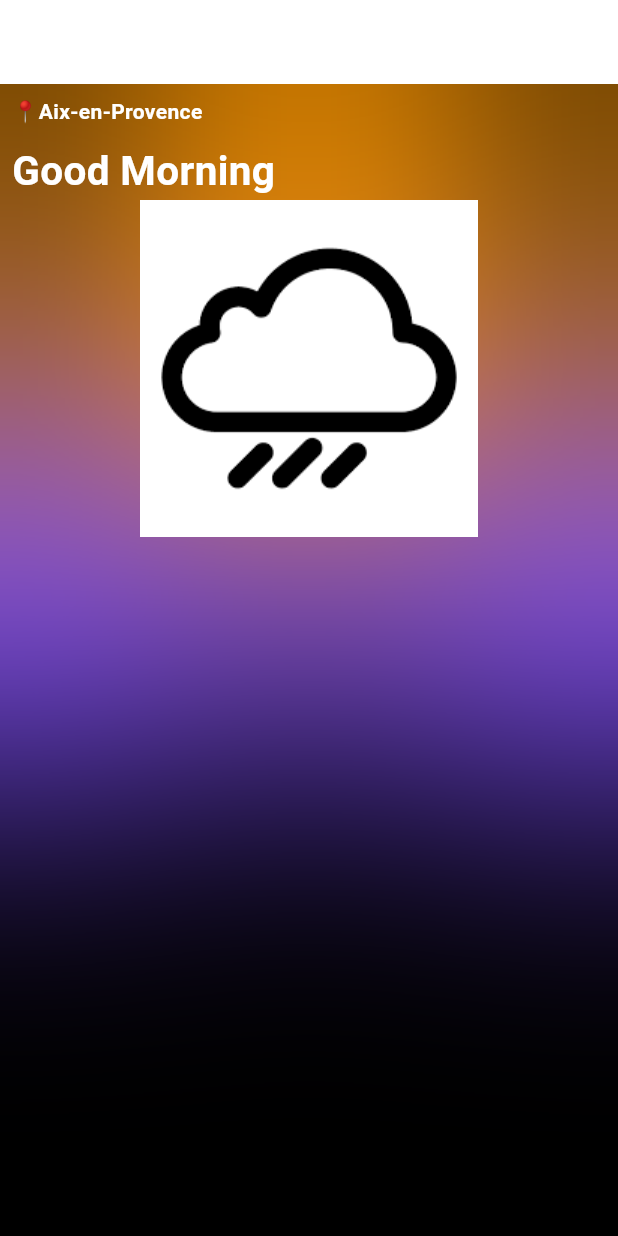
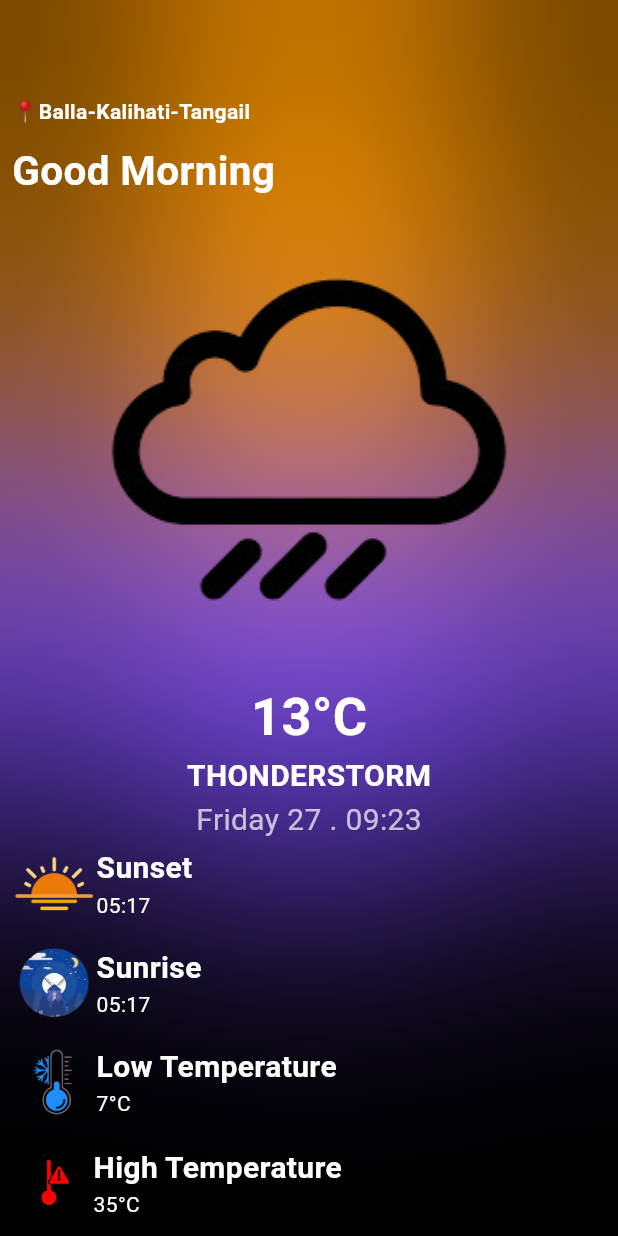
Before and after one commit to sajimhasan/FlutterWeatherPro, a Flutter app: the screen it shows after launch, on a phone screen of 412 x 824 dp. Run offline on Flutter 3.47's test engine with Material 3 defaults, Android fonts, the phone set to English and light mode, and no system bars.

Commit message:
UI finish

```diff
--- a/lib/weather.dart
+++ b/lib/weather.dart
@@ -17,11 +17,13 @@ class _WeatherState extends State<Weather> {
       backgroundColor: Colors.black,
       extendBody: true,
       appBar: AppBar(
-       backgroundColor: Colors.white,
+       backgroundColor: Colors.transparent,
        elevation:0,
        systemOverlayStyle: SystemUiOverlayStyle(
-        statusBarBrightness: Brightness.dark
+        statusBarBrightness: Brightness.dark,
+
        ),
+
       ),
       body: Padding(
         padding: const EdgeInsets.all(8.0),
@@ -32,8 +34,8 @@ class _WeatherState extends State<Weather> {
               Align(
                 alignment: AlignmentDirectional(3, -0.3),
                 child: Container(
-                  height: 300,
-                  width: 300,
+                  height: 400,
+                  width: 400,
                   decoration: BoxDecoration(
                     color: Colors.deepPurpleAccent,
                     shape: BoxShape.circle,
@@ -44,8 +46,8 @@ class _WeatherState extends State<Weather> {
               Align(
                 alignment: AlignmentDirectional(-3, -0.3),
                 child: Container(
-                  height: 300,
-                  width: 300,
+                  height: 400,
+                  width: 400,
                   decoration: BoxDecoration(
                     color: Colors.deepPurpleAccent,
                     shape: BoxShape.circle,
@@ -77,7 +79,7 @@ class _WeatherState extends State<Weather> {
                   child: Column(
                     crossAxisAlignment: CrossAxisAlignment.start,
                     children: [
-                      Text('📍Aix-en-Provence',
+                      Text('📍Balla-Kalihati-Tangail',
                       style: TextStyle(
                         fontWeight: FontWeight.bold,
                         color: Colors.white
@@ -90,21 +92,148 @@ class _WeatherState extends State<Weather> {
                         color: Colors.white
                       ),
                       ),
+                      SizedBox(height: 10,),
                       Center(
-                        child: Image.asset("images/1.png")
+                        child: Container(
+                          height: 300,
+                          width: 300,
+                          decoration: BoxDecoration(
+                            borderRadius: BorderRadius.circular(10)
+                          ),
+
+                          child: ClipRRect(
+                            borderRadius: BorderRadius.circular(10),
+                            child: Image.asset("images/2.png",
+                            fit: BoxFit.cover,
+
+                            ),
+                          ),
+
+                      ),
+
+
+
+                   ),
+                   SizedBox(height: 10,),
+                   Center(child: Text('13°C',
+                   style: TextStyle(
+                    fontSize: 35,
+                    fontWeight: FontWeight.bold,
+                    color: Colors.white
+                   ),)),
+                  //  SizedBox(height: 5,),
+                   Center(
+                    child: Text('THONDERSTORM',
+                    style: TextStyle(
+                      color: Colors.white,
+                      fontSize: 20,
+                      fontWeight: FontWeight.bold
+                    ),
+                    )
+                    ),
+                    Center(child: Text('Friday 27 . 09:23',style: TextStyle(
+                      fontSize: 20,
+                      color: Colors.white70
+                    ),)
+                    ),
+                    Row(
+                      // mainAxisAlignment: MainAxisAlignment.spaceBetween,
+                      children: [
+                        Image.asset("images/3.png",
+                        scale: 4,) ,
+                        Column(
+                          mainAxisAlignment: MainAxisAlignment.start,
+                          crossAxisAlignment: CrossAxisAlignment.start,
+                          children: [
+                            Text('Sunset',style: TextStyle(
+                              fontSize: 20,
+                              fontWeight: FontWeight.bold,
+                              color: Colors.white
+                            ),),
+                            Text('05:17',style: TextStyle(
+                              color: Colors.white
+                            ),)
+                          ],
                         )
+                      ],
+                    ),SizedBox(height: 10,),
+
+                      Row(
+                      // mainAxisAlignment: MainAxisAlignment.spaceBetween,
+                      children: [
+                        Image.asset("images/6.png",
+                        scale: 4,) ,
+                        Column(
+                          mainAxisAlignment: MainAxisAlignment.start,
+                          crossAxisAlignment: CrossAxisAlignment.start,
+                          children: [
+                            Text('Sunrise',style: TextStyle(
+                              fontSize: 20,
+                              fontWeight: FontWeight.bold,
+                              color: Colors.white
+                            ),),
+                            Text('05:17',style: TextStyle(
+                              color: Colors.white
+                            ),)
+                          ],
+                        )
+                      ],
+                    ), SizedBox(height: 10,),
+                    Row(
+                      // mainAxisAlignment: MainAxisAlignment.spaceBetween,
+                      children: [
+                        Image.asset("images/5.png",
+                        scale: 4,) ,
+                        Column(
+                          mainAxisAlignment: MainAxisAlignment.start,
+                          crossAxisAlignment: CrossAxisAlignment.start,
+                          children: [
+                            Text('Low Temperature',style: TextStyle(
+                              fontSize: 20,
+                              fontWeight: FontWeight.bold,
+                              color: Colors.white
+                            ),),
+                            Text('7°C',style: TextStyle(
+                              color: Colors.white
+                            ),)
+                          ],
+                        )
+                      ],
+                    ),SizedBox(height: 10,),
+                    Row(
+                      // mainAxisAlignment: MainAxisAlignment.spaceBetween,
+                      children: [
+                        Image.asset("images/4.png",
+                        scale: 4,) ,
+                        Column(
+                          mainAxisAlignment: MainAxisAlignment.start,
+                          crossAxisAlignment: CrossAxisAlignment.start,
+                          children: [
+                            Text('High Temperature',style: TextStyle(
+                              fontSize: 20,
+                              fontWeight: FontWeight.bold,
+                              color: Colors.white
+                            ),),
+                            Text('35°C',style: TextStyle(
+                              color: Colors.white
+                            ),)
+                          ],
+                        )
+                      ],
+                    )
+
+
 
 
                     ],
                   ),
+
+
                  ),
-
             ],
           ),
         ),
       ),
-
-
     );
   }
 }
--- a/pubspec.yaml
+++ b/pubspec.yaml
@@ -66,6 +66,11 @@ flutter:
   # To add assets to your application, add an assets section, like this:
   assets:
      - images/1.png
+     - images/2.png
+     - images/3.png
+     - images/4.png
+     - images/5.png
+     - images/6.png
   #   - images/a_dot_ham.jpeg
 
   # An image asset can refer to one or more resolution-specific "variants", see
```
Also changed, not shown: images/2.png (added), images/3.png (added), images/4.png (added), images/5.png (added), images/6.png (added), 1 other file.
